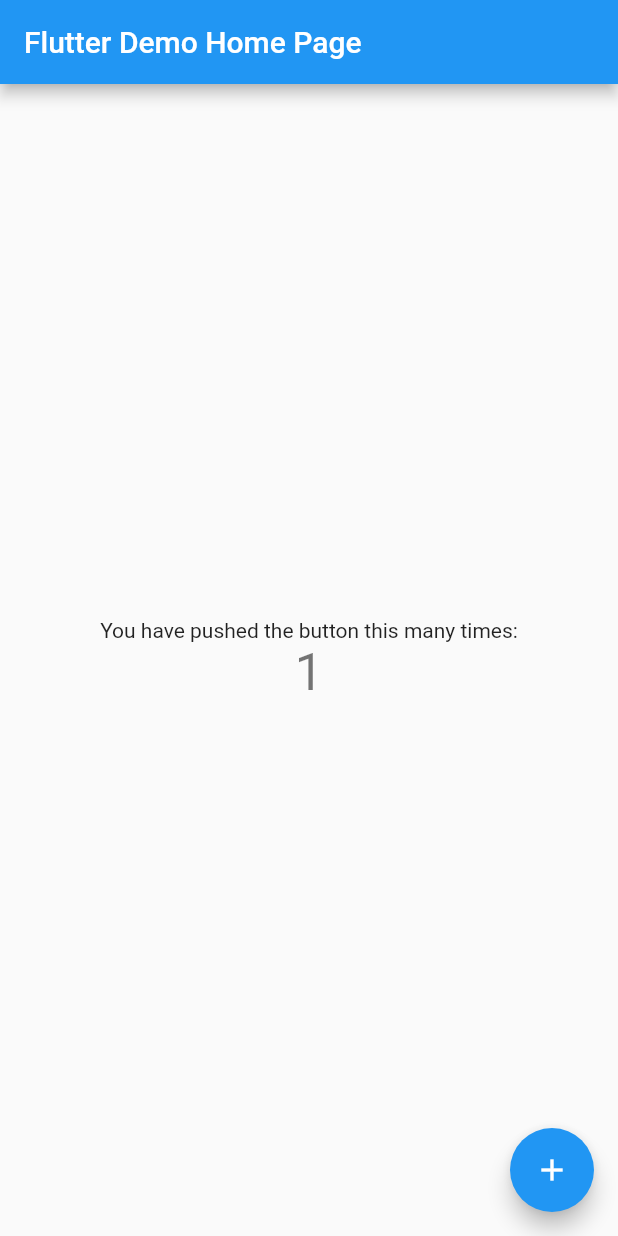
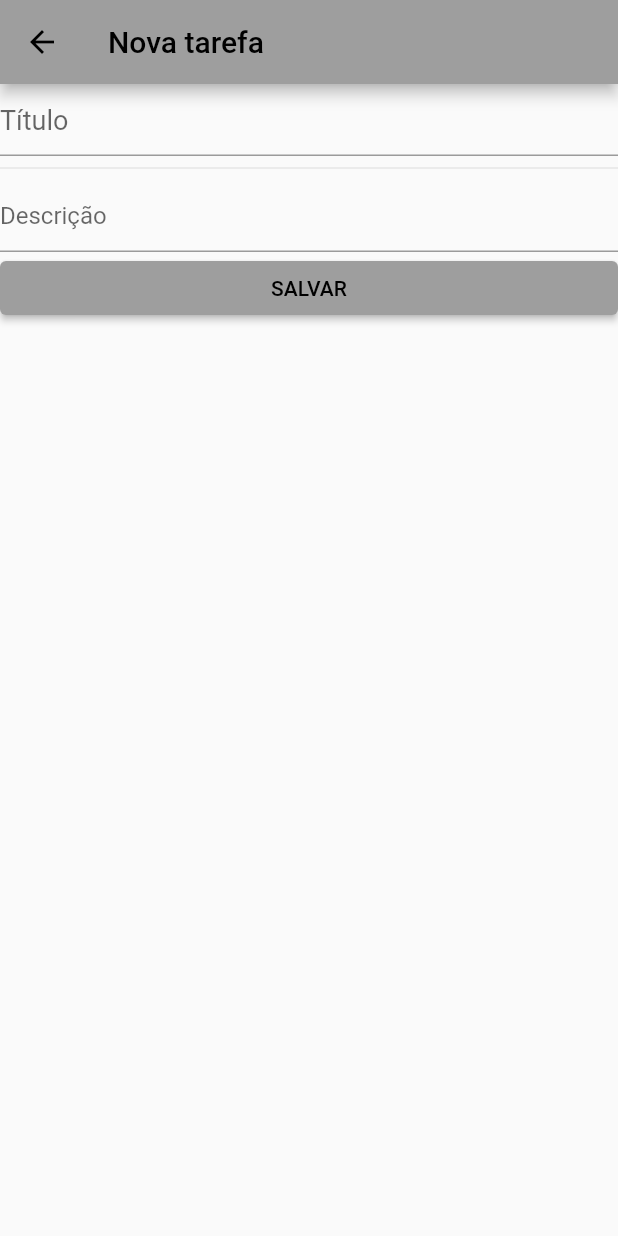
Before and after one commit to evilarinho/todo_list, a Flutter app: the screen it shows after launch, after a tap on the "add" icon, on a phone screen of 412 x 824 dp. Run offline on Flutter 3.47's test engine with Material 2 defaults, Android fonts, the phone set to English and light mode, and no system bars; our stand-ins replace dio; network calls fail.

Commit message:
1a versão OK

```diff
--- /dev/null
+++ b/lib/features/add_task/add_task_page.dart
@@ -0,0 +1,68 @@
+import 'package:flutter/material.dart';
+
+import '../../models/app_model.dart';
+import '../../shared/controller.dart';
+import '../../shared/repository.dart';
+
+class AddTaskPage extends StatefulWidget {
+  const AddTaskPage({super.key});
+
+  @override
+  State<AddTaskPage> createState() => _AddTaskPageState();
+}
+
+class _AddTaskPageState extends State<AddTaskPage> {
+  final controller = TaskController(Repository());
+  final _formKey = GlobalKey<FormState>();
+
+  final tituloController = TextEditingController();
+  final descController = TextEditingController();
+
+  @override
+  Widget build(BuildContext context) {
+    return Scaffold(
+      appBar: AppBar(title: const Text('Nova tarefa')),
+      body: Form(
+        key: _formKey,
+        child: SingleChildScrollView(
+          child: Column(children: [
+            TextFormField(
+              decoration: const InputDecoration(hintText: 'Título'),
+              style: const TextStyle(fontSize: 18),
+              controller: tituloController,
+              validator: (value) {
+                return tituloController.text.isEmpty ? 'Required field' : null;
+              },
+            ),
+            const Divider(),
+            TextFormField(
+              decoration: const InputDecoration(hintText: 'Descrição'),
+              controller: descController,
+            ),
+            SizedBox(
+              width: double.infinity,
+              child: ElevatedButton(
+                  onPressed: () async {
+                    if (_formKey.currentState!.validate()) {
+                      ScaffoldMessenger.of(context).showSnackBar(
+                        const SnackBar(content: Text('Processando...')),
+                      );
+                      await controller.createTask(
+                        Task(
+                            titulo: tituloController.text,
+                            descricao: descController.text),
+                      );
+                      //Navigator.of(context).pop();
+                    }
+                  },
+                  child: const Padding(
+                    padding: EdgeInsets.all(8.0),
+                    child: Text('SALVAR'),
+                  )),
+            )
+          ]),
+        ),
+      ),
+    );
+  }
+}
--- /dev/null
+++ b/lib/features/home/home_page.dart
@@ -0,0 +1,79 @@
+import 'package:flutter/material.dart';
+
+import '../../models/app_model.dart';
+import '../../shared/controller.dart';
+import '../../shared/repository.dart';
+import '../add_task/add_task_page.dart';
+
+class HomePage extends StatefulWidget {
+  const HomePage({super.key, required String title});
+
+  @override
+  State<HomePage> createState() => _HomePageState();
+}
+
+class _HomePageState extends State<HomePage> {
+  final controller = TaskController(Repository());
+  late List<Task> tasksList;
+
+  @override
+  Widget build(BuildContext context) {
+    return Scaffold(
+      appBar: AppBar(title: const Text('Minhas Tarefas')),
+      body: FutureBuilder(
+        future: controller.getAllTasks(),
+        builder: (context, snapshot) {
+          if (snapshot.hasData && !snapshot.hasError) {
+            if (snapshot.data!.isEmpty) {
+              return const Center(
+                child: Text("Não tem tarefas."),
+              );
+            }
+            tasksList = snapshot.data!;
+            return ListView.separated(
+              separatorBuilder: (context, index) => const Divider(),
+              itemCount: tasksList.length,
+              itemBuilder: (context, index) => Dismissible(
+                key: UniqueKey(),
+                onDismissed: (direction) async {
+                  if (direction == DismissDirection.startToEnd) {
+                    tasksList[index].doIt();
+                    await controller.updateTask(tasksList[index]);
+                    setState(() {});
+                  } else {
+                    await controller.deleteTask(tasksList[index]);
+                    setState(() {});
+                  }
+                },
+                child: ListTile(
+                  title: Text(tasksList[index].titulo),
+                  subtitle: Text(tasksList[index].descricao),
+                  trailing:
+                      tasksList[index].done ? const Icon(Icons.done) : null,
+                ),
+              ),
+            );
+          }
+          return Center(
+            child: snapshot.hasError
+                ? const Text('Aconteceu algo errado. \nTente mais tarde.')
+                : const CircularProgressIndicator(),
+          );
+        },
+      ),
+      floatingActionButton: FloatingActionButton(
+        onPressed: () => Navigator.of(context)
+            .push(
+          MaterialPageRoute(
+            builder: (context) => const AddTaskPage(),
+          ),
+        )
+            .then((_) {
+          setState(() {});
+        }),
+        tooltip: 'New',
+        child: const Icon(Icons.add),
+      ),
+    );
+  }
+}
--- a/lib/main.dart
+++ b/lib/main.dart
@@ -1,4 +1,6 @@
 import 'package:flutter/material.dart';
+
+import 'features/home/home_page.dart';
 
 void main() {
   runApp(const MyApp());
@@ -7,109 +9,14 @@ void main() {
 class MyApp extends StatelessWidget {
   const MyApp({super.key});
 
-  // This widget is the root of your application.
   @override
   Widget build(BuildContext context) {
     return MaterialApp(
       title: 'Flutter Demo',
       theme: ThemeData(
-        // This is the theme of your application.
-        //
-        // Try running your application with "flutter run". You'll see the
-        // application has a blue toolbar. Then, without quitting the app, try
-        // changing the primarySwatch below to Colors.green and then invoke
-        // "hot reload" (press "r" in the console where you ran "flutter run",
-        // or simply save your changes to "hot reload" in a Flutter IDE).
-        // Notice that the counter didn't reset back to zero; the application
-        // is not restarted.
-        primarySwatch: Colors.blue,
+        primarySwatch: Colors.grey,
       ),
-      home: const MyHomePage(title: 'Flutter Demo Home Page'),
+      home: const HomePage(title: 'Flutter Demo Home Page'),
     );
   }
 }
-
-class MyHomePage extends StatefulWidget {
-  const MyHomePage({super.key, required this.title});
-
-  // This widget is the home page of your application. It is stateful, meaning
-  // that it has a State object (defined below) that contains fields that affect
-  // how it looks.
-
-  // This class is the configuration for the state. It holds the values (in this
-  // case the title) provided by the parent (in this case the App widget) and
-  // used by the build method of the State. Fields in a Widget subclass are
-  // always marked "final".
-
-  final String title;
-
-  @override
-  State<MyHomePage> createState() => _MyHomePageState();
-}
-
-class _MyHomePageState extends State<MyHomePage> {
-  int _counter = 0;
-
-  void _incrementCounter() {
-    setState(() {
-      // This call to setState tells the Flutter framework that something has
-      // changed in this State, which causes it to rerun the build method below
-      // so that the display can reflect the updated values. If we changed
-      // _counter without calling setState(), then the build method would not be
-      // called again, and so nothing would appear to happen.
-      _counter++;
-    });
-  }
-
-  @override
-  Widget build(BuildContext context) {
-    // This method is rerun every time setState is called, for instance as done
-    // by the _incrementCounter method above.
-    //
-    // The Flutter framework has been optimized to make rerunning build methods
-    // fast, so that you can just rebuild anything that needs updating rather
-    // than having to individually change instances of widgets.
-    return Scaffold(
-      appBar: AppBar(
-        // Here we take the value from the MyHomePage object that was created by
-        // the App.build method, and use it to set our appbar title.
-        title: Text(widget.title),
-      ),
-      body: Center(
-        // Center is a layout widget. It takes a single child and positions it
-        // in the middle of the parent.
-        child: Column(
-          // Column is also a layout widget. It takes a list of children and
-          // arranges them vertically. By default, it sizes itself to fit its
-          // children horizontally, and tries to be as tall as its parent.
-          //
-          // Invoke "debug painting" (press "p" in the console, choose the
-          // "Toggle Debug Paint" action from the Flutter Inspector in Android
-          // Studio, or the "Toggle Debug Paint" command in Visual Studio Code)
-          // to see the wireframe for each widget.
-          //
-          // Column has various properties to control how it sizes itself and
-          // how it positions its children. Here we use mainAxisAlignment to
-          // center the children vertically; the main axis here is the vertical
-          // axis because Columns are vertical (the cross axis would be
-          // horizontal).
-          mainAxisAlignment: MainAxisAlignment.center,
-          children: <Widget>[
-            const Text(
-              'You have pushed the button this many times:',
-            ),
-            Text(
-              '$_counter',
-              style: Theme.of(context).textTheme.headline4,
-            ),
-          ],
-        ),
-      ),
-      floatingActionButton: FloatingActionButton(
-        onPressed: _incrementCounter,
-        tooltip: 'Increment',
-        child: const Icon(Icons.add),
-      ), // This trailing comma makes auto-formatting nicer for build methods.
-    );
-  }
-}
--- /dev/null
+++ b/lib/models/app_model.dart
@@ -0,0 +1,39 @@
+import 'dart:convert';
+
+class Task {
+  Task({
+    required this.titulo,
+    required this.descricao,
+    bool done = false,
+    String? id,
+  })  : _done = done,
+        _id = id;
+
+  String? _id;
+  String titulo;
+  String descricao;
+  bool _done;
+
+  String? get id => _id;
+  bool get done => _done;
+
+  void doIt() => _done = true;
+
+  void undoIt() => _done = false;
+
+  factory Task.fromMap(Map<String, dynamic> source) => Task(
+      titulo: source['titulo'],
+      descricao: source['descricao'],
+      done: source['done'],
+      id: source['_id']);
+
+  factory Task.fromJson(json) => Task.fromMap(json);
+
+  Map<String, dynamic> toMap() => {
+        'titulo': titulo,
+        'descricao': descricao,
+        'done': _done,
+      };
+
+  String toJson() => jsonEncode(toMap());
+}
--- /dev/null
+++ b/lib/shared/controller.dart
@@ -0,0 +1,27 @@
+
+import '../models/app_model.dart';
+import 'repository.dart';
+
+class TaskController {
+  final Repository repository;
+
+  TaskController(this.repository);
+
+  Future<List<Task>> getAllTasks() async {
+    return await repository.getAllTasks();
+  }
+
+  Future<void> createTask(Task task) async {
+    final jsonTask = task.toJson();
+    return await repository.createTodo(jsonTask);
+  }
+
+  Future<void> updateTask(Task task) async {
+    final jsonTask = task.toJson();
+    return await repository.updateTask(jsonTask, task.id ?? '');
+  }
+
+  Future<void> deleteTask(Task task) async {
+    return await repository.deleteTask(task.id ?? '');
+  }
+}
--- /dev/null
+++ b/lib/shared/repository.dart
@@ -0,0 +1,44 @@
+import 'package:dio/dio.dart';
+
+import '../models/app_model.dart';
+
+class Repository {
+  final String _myCrudcrudId = '7d887e16fabd4e83ae6db53a780c03aa';
+
+  Future<List<Task>> getAllTasks() async {
+    final response =
+        await Dio().get('https://crudcrud.com/api/$_myCrudcrudId/tasks');
+    final data = response.data.isNotEmpty ? response.data : [];
+    return List.from(data.map((e) => Task.fromMap(e)));
+  }
+
+  Future<void> createTodo(String jsonTask) async {
+    await Dio().post(
+      'https://crudcrud.com/api/$_myCrudcrudId/tasks',
+      data: jsonTask,
+      options: Options(
+        headers: {
+          "content-type": "application/json",
+          "accept": "application/json",
+        },
+      ),
+    );
+  }
+
+  Future<void> updateTask(String jsonTask, String id) async {
+    await Dio().put(
+      'https://crudcrud.com/api/$_myCrudcrudId/tasks/$id',
+      data: jsonTask,
+      options: Options(
+        headers: {
+          "content-type": "application/json",
+          "accept": "application/json",
+        },
+      ),
+    );
+  }
+
+  Future<void> deleteTask(String id) async {
+    await Dio().delete('https://crudcrud.com/api/$_myCrudcrudId/tasks/$id');
+  }
+}
--- a/pubspec.yaml
+++ b/pubspec.yaml
@@ -36,6 +36,7 @@ dependencies:
   # The following adds the Cupertino Icons font to your application.
   # Use with the CupertinoIcons class for iOS style icons.
   cupertino_icons: ^1.0.2
+  dio: ^4.0.6
 
 dev_dependencies:
   flutter_test:
```
Also changed, not shown: pubspec.lock.
